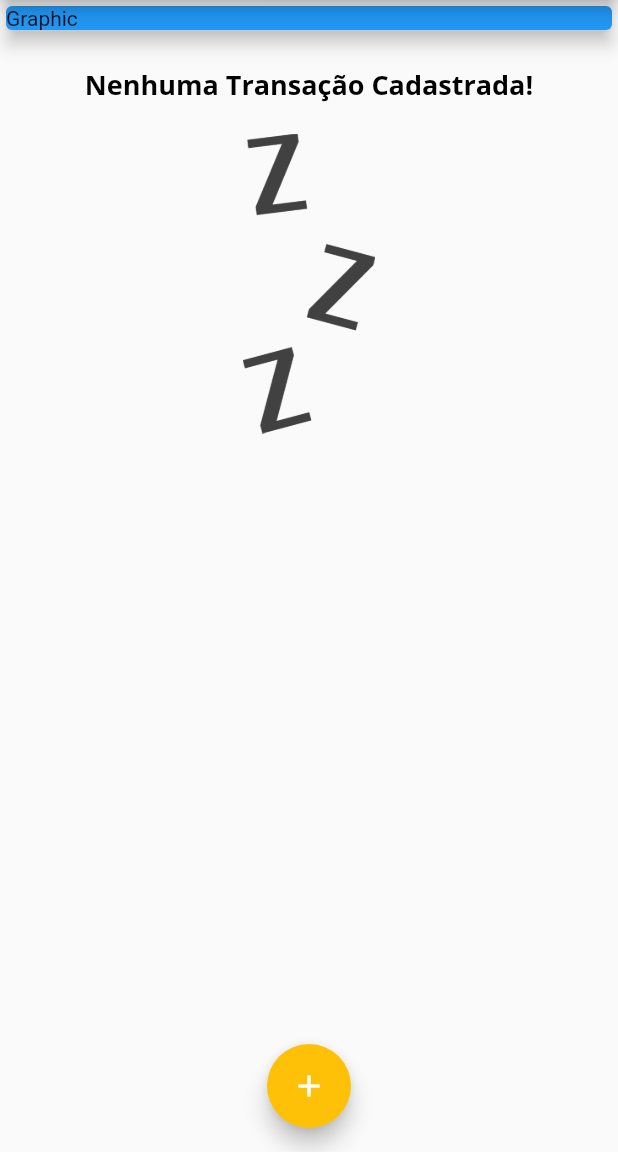
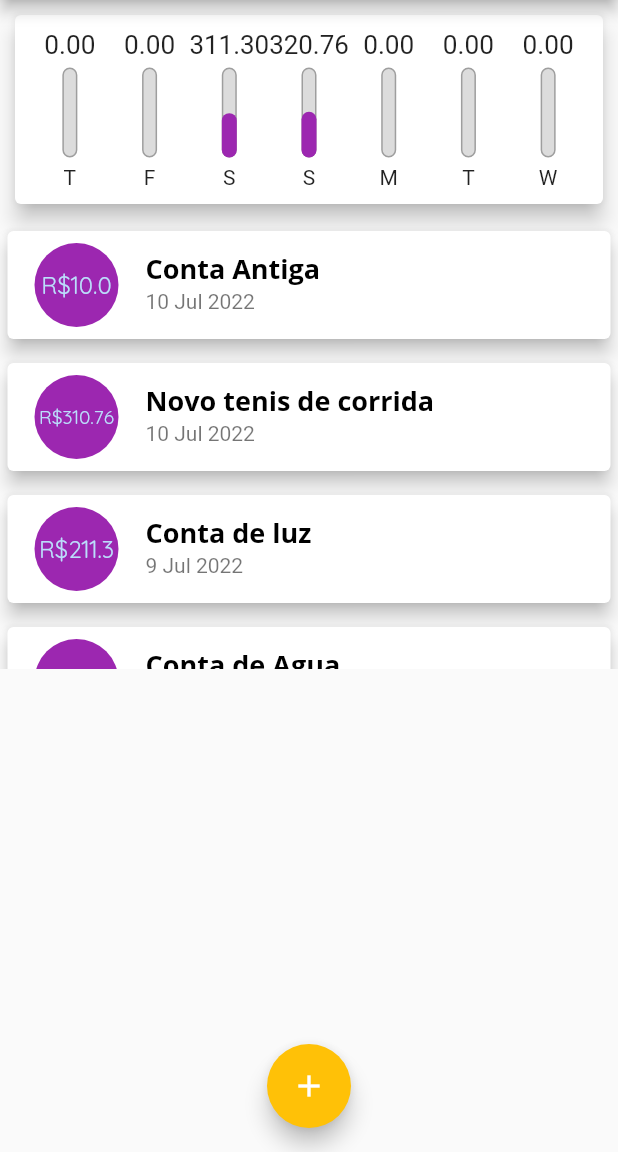
Before and after one commit to RamonTadeuGoncalves/ExpensesApp, a Flutter app: the screen it shows after launch, on a phone screen of 412 x 824 dp, the part 84-1236 px from its top. Run offline on Flutter 3.47's test engine with Material 2 defaults, Android fonts, the phone set to English and light mode, and no system bars.

Commit message:
Refactored the graphic chart and the transaction list.

```diff
--- /dev/null
+++ b/lib/components/chart.dart
@@ -0,0 +1,65 @@
+import 'package:flutter/material.dart';
+import '../models/transaction.dart';
+import 'package:intl/intl.dart';
+import 'chart_bar.dart';
+
+class Chart extends StatelessWidget {
+  final List<Transaction> recentTransaction;
+
+  const Chart(this.recentTransaction, {Key? key}) : super(key: key);
+
+  List<Map<String, Object>> get groupedTRansactions {
+    return List.generate(7, (index) {
+      final weekDay = DateTime.now().subtract(
+        Duration(days: index),
+      );
+
+      double totalSum = 0.0;
+
+      for (var i = 0; i < recentTransaction.length; i++) {
+        bool sameDay = recentTransaction[i].date.day == weekDay.day;
+        bool sameMonth = recentTransaction[i].date.month == weekDay.month;
+        bool sameYear = recentTransaction[i].date.year == weekDay.year;
+
+        if (sameDay && sameMonth && sameYear) {
+          totalSum += recentTransaction[i].value;
+        }
+      }
+
+      return {
+        'day': DateFormat.E().format(weekDay)[0],
+        'value': totalSum,
+      };
+    }).reversed.toList();
+  }
+
+  double get _weekTotalValue {
+    return groupedTRansactions.fold(0.0, (sum, tr) {
+      return sum + (tr['value'] as double);
+    });
+  }
+
+  @override
+  Widget build(BuildContext context) {
+    return Card(
+      elevation: 6,
+      margin: const EdgeInsets.all(10),
+      child: Padding(
+        padding: const EdgeInsets.all(10.0),
+        child: Row(
+          mainAxisAlignment: MainAxisAlignment.spaceAround,
+          children: groupedTRansactions.map((tr) {
+            return Flexible(
+              fit: FlexFit.tight,
+              child: ChartBar(
+                label: tr['day'].toString(),
+                value: tr['value'] as double,
+                percentage: (tr['value'] as double) / _weekTotalValue,
+              ),
+            );
+          }).toList(),
+        ),
+      ),
+    );
+  }
+}
--- /dev/null
+++ b/lib/components/chart_bar.dart
@@ -0,0 +1,58 @@
+import 'package:flutter/material.dart';
+
+class ChartBar extends StatelessWidget {
+  final String? label;
+  final double? value;
+  final double? percentage;
+
+  const ChartBar({
+    Key? key,
+    this.label,
+    this.value,
+    this.percentage,
+  }) : super(key: key);
+
+  @override
+  Widget build(BuildContext context) {
+    return Column(
+      children: [
+        SizedBox(
+          height: 20,
+          child: FittedBox(
+            child: Text('${value!.toStringAsFixed(2)}'),
+          ),
+        ),
+        const SizedBox(height: 5),
+        SizedBox(
+          height: 60,
+          width: 10,
+          child: Stack(
+            alignment: Alignment.bottomCenter,
+            children: <Widget>[
+              Container(
+                decoration: BoxDecoration(
+                    border: Border.all(
+                      color: Colors.grey,
+                      width: 1.0,
+                    ),
+                    color: Color.fromRGBO(220, 220, 220, 1),
+                    borderRadius: BorderRadius.circular(5)),
+              ),
+              FractionallySizedBox(
+                heightFactor: percentage,
+                child: Container(
+                  decoration: BoxDecoration(
+                    color: Theme.of(context).colorScheme.primary,
+                    borderRadius: BorderRadius.circular(5),
+                  ),
+                ),
+              )
+            ],
+          ),
+        ),
+        const SizedBox(height: 5),
+        Text(label!)
+      ],
+    );
+  }
+}
--- a/lib/components/transaction_form.dart
+++ b/lib/components/transaction_form.dart
@@ -3,7 +3,7 @@ import 'package:flutter/material.dart';
 class TransactionFom extends StatefulWidget {
   final void Function(String, double) onSubmit;
 
-  TransactionFom(this.onSubmit);
+  const TransactionFom(this.onSubmit, {Key? key}) : super(key: key);
 
   @override
   State<TransactionFom> createState() => _TransactionFomState();
--- a/lib/components/transaction_list.dart
+++ b/lib/components/transaction_list.dart
@@ -6,7 +6,7 @@ import 'package:intl/intl.dart';
 class TransactionList extends StatelessWidget {
   final List<Transaction> transactions;
 
-  TransactionList(this.transactions);
+  TransactionList(this.transactions, {Key? key}) : super(key: key);
 
   @override
   Widget build(BuildContext context) {
@@ -15,14 +15,14 @@ class TransactionList extends StatelessWidget {
       child: transactions.isEmpty
           ? Column(
               children: [
-                SizedBox(
+                const SizedBox(
                   height: 20,
                 ),
                 Text(
                   'Nenhuma Transação Cadastrada!',
                   style: Theme.of(context).textTheme.headline6,
                 ),
-                SizedBox(
+                const SizedBox(
                   height: 20,
                 ),
                 Container(
@@ -39,43 +39,29 @@ class TransactionList extends StatelessWidget {
               itemBuilder: (ctx, item) {
                 final tr = transactions[item];
                 return Card(
-                  child: Row(
-                    children: [
-                      Container(
-                        margin: EdgeInsets.symmetric(
-                          horizontal: 15,
-                          vertical: 10,
-                        ),
-                        decoration: BoxDecoration(
-                          border: Border.all(
-                            color: Theme.of(context).colorScheme.primary,
-                            width: 2,
-                          ),
-                        ),
-                        padding: EdgeInsets.all(10),
-                        child: Text(
-                          'R\$ ${tr.value.toStringAsFixed(2)}',
-                          style: TextStyle(
-                            fontWeight: FontWeight.bold,
-                            fontSize: 20,
-                            color: Theme.of(context).colorScheme.primary,
+                  elevation: 5,
+                  margin: const EdgeInsets.symmetric(
+                    vertical: 8,
+                    horizontal: 5,
+                  ),
+                  child: ListTile(
+                    leading: CircleAvatar(
+                      backgroundColor: Theme.of(context).colorScheme.primary,
+                      radius: 30,
+                      child: Padding(
+                        padding: const EdgeInsets.all(5.0),
+                        child: FittedBox(
+                          child: Text(
+                            'R\$${tr.value}',
                           ),
                         ),
                       ),
-                      Column(
-                        crossAxisAlignment: CrossAxisAlignment.start,
-                        children: [
-                          Text(
-                            tr.title,
-                            style: Theme.of(context).textTheme.headline6,
-                          ),
-                          Text(
-                            DateFormat('d MMM y').format(tr.date),
-                            style: TextStyle(color: Colors.grey),
-                          )
-                        ],
-                      )
-                    ],
+                    ),
+                    title: Text(tr.title,
+                        style: Theme.of(context).textTheme.titleLarge),
+                    subtitle: Text(
+                      DateFormat('d MMM y').format(tr.date),
+                    ),
                   ),
                 );
               },
--- a/lib/main.dart
+++ b/lib/main.dart
@@ -1,14 +1,15 @@
-// ignore_for_file: prefer_const_constructors, use_key_in_widget_constructors
 import 'dart:math';
-import 'dart:ui';
 import 'package:expenses/components/transaction_form.dart';
 import 'package:flutter/material.dart';
+import 'components/chart.dart';
 import 'components/transaction_list.dart';
 import 'models/transaction.dart';
 
 void main() => runApp(ExpensesApp());
 
 class ExpensesApp extends StatelessWidget {
+  const ExpensesApp({Key? key}) : super(key: key);
+
   @override
   Widget build(BuildContext context) {
     return MaterialApp(
@@ -18,14 +19,14 @@ class ExpensesApp extends StatelessWidget {
             .copyWith(secondary: Colors.amber),
         fontFamily: 'Quicksand',
         textTheme: ThemeData.light().textTheme.copyWith(
-              headline6: TextStyle(
+              headline6: const TextStyle(
                 fontFamily: 'OpenSans',
                 fontSize: 18,
                 fontWeight: FontWeight.bold,
                 color: Colors.black,
               ),
             ),
-        appBarTheme: AppBarTheme(
+        appBarTheme: const AppBarTheme(
           titleTextStyle: TextStyle(
             fontFamily: 'OpenSans',
             fontSize: 20,
@@ -44,19 +45,39 @@ class MyHomePage extends StatefulWidget {
 
 class _MyHomePageState extends State<MyHomePage> {
   final List<Transaction> _transactions = [
-    // Transaction(
-    //   id: 't1',
-    //   title: 'Novo tenis de corrida',
-    //   value: 310.76,
-    //   date: DateTime.now(),
-    // ),
-    // Transaction(
-    //   id: 't2',
-    //   title: 'Conta de luz',
-    //   value: 211.30,
-    //   date: DateTime.now(),
-    // ),
+    Transaction(
+      id: 't0',
+      title: 'Conta Antiga',
+      value: 10.00,
+      date: DateTime.now().subtract(Duration(days: 3)),
+    ),
+    Transaction(
+      id: 't1',
+      title: 'Novo tenis de corrida',
+      value: 310.76,
+      date: DateTime.now().subtract(Duration(days: 3)),
+    ),
+    Transaction(
+      id: 't2',
+      title: 'Conta de luz',
+      value: 211.30,
+      date: DateTime.now().subtract(Duration(days: 4)),
+    ),
+    Transaction(
+      id: 't3',
+      title: 'Conta de Agua',
+      value: 100.00,
+      date: DateTime.now().subtract(Duration(days: 4)),
+    ),
   ];
+
+  List<Transaction> get _recentTransctions {
+    return _transactions.where((tr) {
+      return tr.date.isAfter(DateTime.now().subtract(
+        Duration(days: 7),
+      ));
+    }).toList();
+  }
 
   _addTransaction(String title, double value) {
     final newTransaction = Transaction(
@@ -94,13 +115,7 @@ class _MyHomePageState extends State<MyHomePage> {
         child: Column(
           crossAxisAlignment: CrossAxisAlignment.stretch,
           children: [
-            Container(
-              child: Card(
-                child: Text('Graphic'),
-                elevation: 5,
-                color: Colors.blue,
-              ),
-            ),
+            Chart(_recentTransctions),
             TransactionList(_transactions),
           ],
         ),
```
Also changed, not shown: 1 other file.
